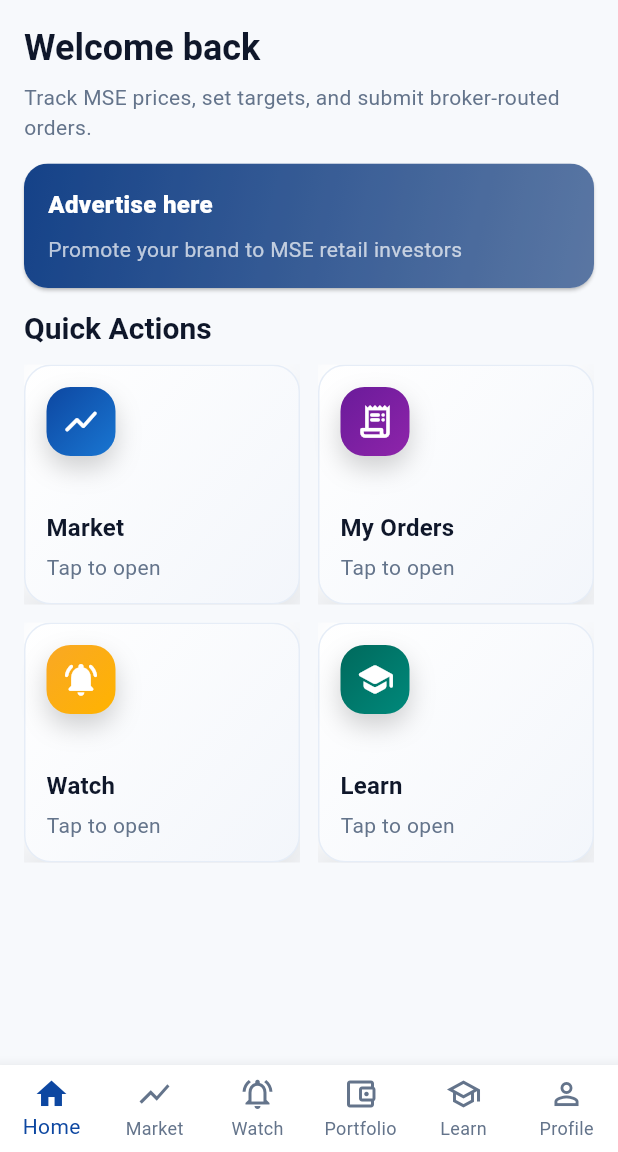
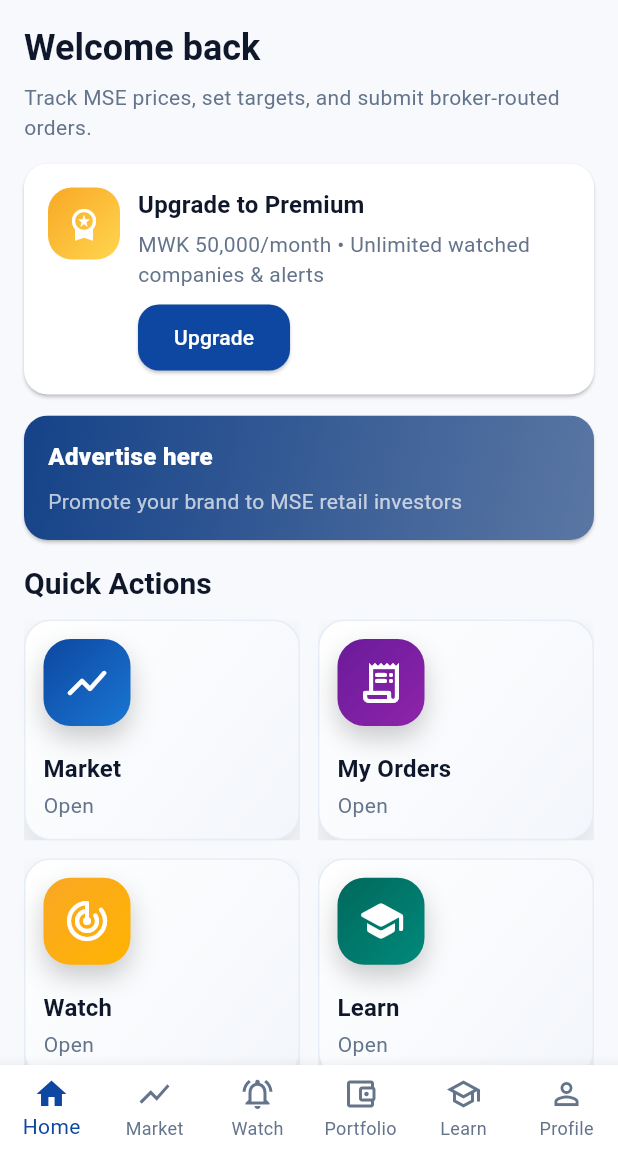
Before and after one commit to JacobRays/MSE_Market_Connect, a Flutter app: the screen it shows once a user with an empty profile is signed in, on a phone screen of 412 x 824 dp, the part 84-1236 px from its top. Run offline on Flutter 3.47's test engine with Material 3 defaults, Android fonts, the phone set to English and light mode, and no system bars; our stand-ins replace supabase_flutter; accounts and stored records are empty; statements that could not run were skipped.

Commit message:
Improve home UI: premium card, bigger ads panel, better 3D quick actions

```diff
--- a/lib/features/home/presentation/home_screen.dart
+++ b/lib/features/home/presentation/home_screen.dart
@@ -4,6 +4,7 @@ import 'package:mse_market_connect/core/theme/app_theme.dart';
 import 'package:mse_market_connect/features/learning/presentation/learning_screen.dart';
 import 'package:mse_market_connect/features/market/presentation/market_screen.dart';
 import 'package:mse_market_connect/features/market/presentation/my_alerts_screen.dart';
+import 'package:mse_market_connect/features/profile/presentation/upgrade_screen.dart';
 import 'package:mse_market_connect/features/trade/presentation/my_orders_screen.dart';
 import 'package:mse_market_connect/shared/models/ad_model.dart';
 
@@ -38,7 +39,7 @@ class HomeScreen extends StatelessWidget {
         ),
       ),
       _QuickActionData(
-        icon: Icons.notifications_active_rounded,
+        icon: Icons.track_changes_rounded,
         label: 'Watch',
         gradient: const LinearGradient(
           colors: [Color(0xFFF9A825), Color(0xFFFFB300)],
@@ -77,9 +78,64 @@ class HomeScreen extends StatelessWidget {
             ),
             const SizedBox(height: 14),
 
+            // Premium card on home page
+            Card(
+              child: Padding(
+                padding: const EdgeInsets.all(16),
+                child: Row(
+                  crossAxisAlignment: CrossAxisAlignment.start,
+                  children: [
+                    Container(
+                      height: 48,
+                      width: 48,
+                      decoration: BoxDecoration(
+                        gradient: const LinearGradient(
+                          colors: [AppTheme.secondaryColor, Color(0xFFFFD54F)],
+                          begin: Alignment.topLeft,
+                          end: Alignment.bottomRight,
+                        ),
+                        borderRadius: BorderRadius.circular(16),
+                      ),
+                      child: const Icon(Icons.workspace_premium, color: Colors.white),
+                    ),
+                    const SizedBox(width: 12),
+                    Expanded(
+                      child: Column(
+                        crossAxisAlignment: CrossAxisAlignment.start,
+                        children: [
+                          Text(
+                            'Upgrade to Premium',
+                            style: Theme.of(context).textTheme.titleMedium,
+                          ),
+                          const SizedBox(height: 4),
+                          Text(
+                            'MWK 50,000/month • Unlimited watched companies & alerts',
+                            style: Theme.of(context).textTheme.bodyMedium,
+                          ),
+                          const SizedBox(height: 10),
+                          SizedBox(
+                            height: 44,
+                            child: ElevatedButton(
+                              onPressed: () => Navigator.of(context).push(
+                                MaterialPageRoute(builder: (_) => const UpgradeScreen()),
+                              ),
+                              child: const Text('Upgrade'),
+                            ),
+                          ),
+                        ],
+                      ),
+                    ),
+                  ],
+                ),
+              ),
+            ),
+
+            const SizedBox(height: 14),
+
+            // Bigger advertising panel
             const _AdPanel(),
 
-            const SizedBox(height: 14),
+            const SizedBox(height: 16),
             Text('Quick Actions', style: Theme.of(context).textTheme.titleLarge),
             const SizedBox(height: 12),
 
@@ -91,7 +147,7 @@ class HomeScreen extends StatelessWidget {
                 crossAxisCount: 2,
                 mainAxisSpacing: 12,
                 crossAxisSpacing: 12,
-                childAspectRatio: 1.15,
+                childAspectRatio: 1.25, // less tall
               ),
               itemBuilder: (context, index) => _QuickAction3DCard(item: actions[index]),
             ),
@@ -114,7 +170,6 @@ class _AdPanel extends StatelessWidget {
       builder: (context, snapshot) {
         final ads = snapshot.data ?? [];
 
-        // Always show a panel even if DB has no ads yet
         if (ads.isEmpty) {
           return const _AdCard(
             title: 'Advertise here',
@@ -124,9 +179,8 @@ class _AdPanel extends StatelessWidget {
         }
 
         return SizedBox(
-          height: 150,
+          height: 190, // bigger panel
           child: PageView.builder(
-            // Full-width pages (no “peek”)
             controller: PageController(viewportFraction: 1.0),
             itemCount: ads.length,
             itemBuilder: (context, index) {
@@ -184,9 +238,7 @@ class _AdCard extends StatelessWidget {
                       ),
                     ),
             ),
-            Positioned.fill(
-              child: Container(color: Colors.black.withValues(alpha: 0.18)),
-            ),
+            Positioned.fill(child: Container(color: Colors.black.withValues(alpha: 0.18))),
             Padding(
               padding: const EdgeInsets.all(16),
               child: Column(
@@ -247,8 +299,8 @@ class _QuickAction3DCardState extends State<_QuickAction3DCard> {
   @override
   Widget build(BuildContext context) {
     return AnimatedScale(
-      scale: _pressed ? 0.98 : 1.0,
-      duration: const Duration(milliseconds: 120),
+      scale: _pressed ? 0.985 : 1.0,
+      duration: const Duration(milliseconds: 110),
       child: Material(
         color: Colors.transparent,
         child: InkWell(
@@ -266,42 +318,38 @@ class _QuickAction3DCardState extends State<_QuickAction3DCard> {
               boxShadow: [
                 BoxShadow(
                   color: Colors.black.withValues(alpha: 0.10),
-                  blurRadius: 18,
+                  blurRadius: 16,
                   offset: const Offset(0, 10),
-                ),
-                BoxShadow(
-                  color: Colors.white.withValues(alpha: 0.9),
-                  blurRadius: 10,
-                  offset: const Offset(-6, -6),
                 ),
               ],
               border: Border.all(color: const Color(0xFFE6EDF7)),
             ),
             child: Padding(
-              padding: const EdgeInsets.all(14),
+              padding: const EdgeInsets.all(12), // less padding
               child: Column(
                 crossAxisAlignment: CrossAxisAlignment.start,
                 children: [
+                  // Bigger 3D icon bubble
                   Container(
-                    height: 46,
-                    width: 46,
+                    height: 58,
+                    width: 58,
                     decoration: BoxDecoration(
-                      borderRadius: BorderRadius.circular(16),
+                      borderRadius: BorderRadius.circular(18),
                       gradient: widget.item.gradient,
                       boxShadow: [
                         BoxShadow(
-                          color: Colors.black.withValues(alpha: 0.18),
+                          color: Colors.black.withValues(alpha: 0.20),
                           blurRadius: 14,
                           offset: const Offset(0, 8),
                         ),
                       ],
                     ),
-                    child: Icon(widget.item.icon, color: Colors.white, size: 26),
+                    child: Icon(widget.item.icon, color: Colors.white, size: 32),
                   ),
                   const Spacer(),
                   Text(widget.item.label, style: Theme.of(context).textTheme.titleMedium),
-                  const SizedBox(height: 4),
-                  Text('Tap to open', style: Theme.of(context).textTheme.bodyMedium),
+                  const SizedBox(height: 2),
+                  Text('Open', style: Theme.of(context).textTheme.bodyMedium),
                 ],
               ),
             ),
```
